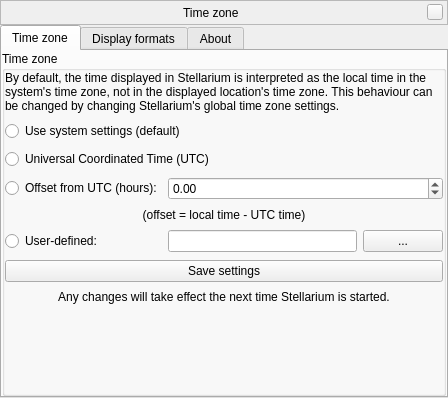
Above: plugins/TimeZoneConfiguration/src/gui/timeZoneConfigurationWindow.ui from 519984307/stellarium_src before the change. Below: the same form after it.
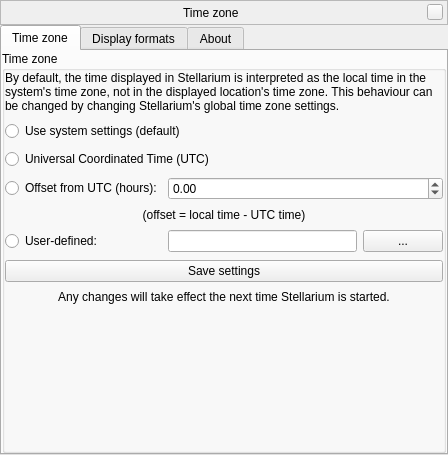
That is the form after the change. Custom widgets are drawn as their Qt base class.

Commit message: Corrected hight of panel in UI.

The edit to the form file:
```diff
--- a/plugins/TimeZoneConfiguration/src/gui/timeZoneConfigurationWindow.ui
+++ b/plugins/TimeZoneConfiguration/src/gui/timeZoneConfigurationWindow.ui
@@ -135,6 +135,12 @@
        </property>
        <item>
         <widget class="QGroupBox" name="groupBoxTimeZone">
+         <property name="minimumSize">
+          <size>
+           <width>0</width>
+           <height>400</height>
+          </size>
+         </property>
          <property name="title">
           <string>Time zone</string>
          </property>
```
